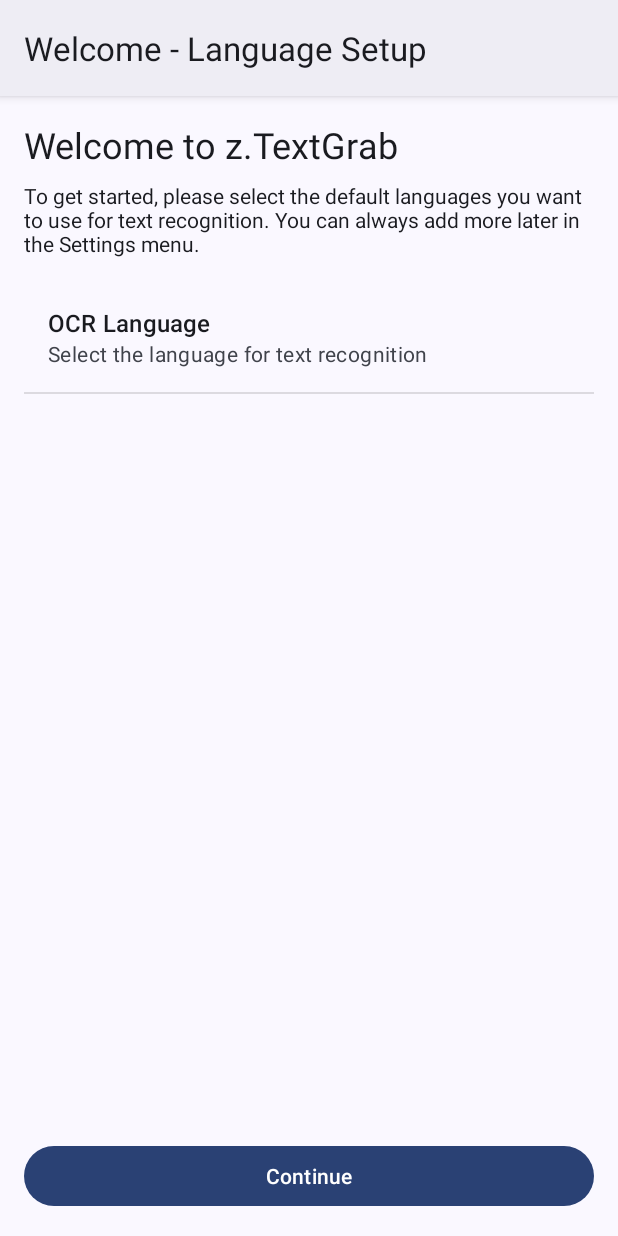
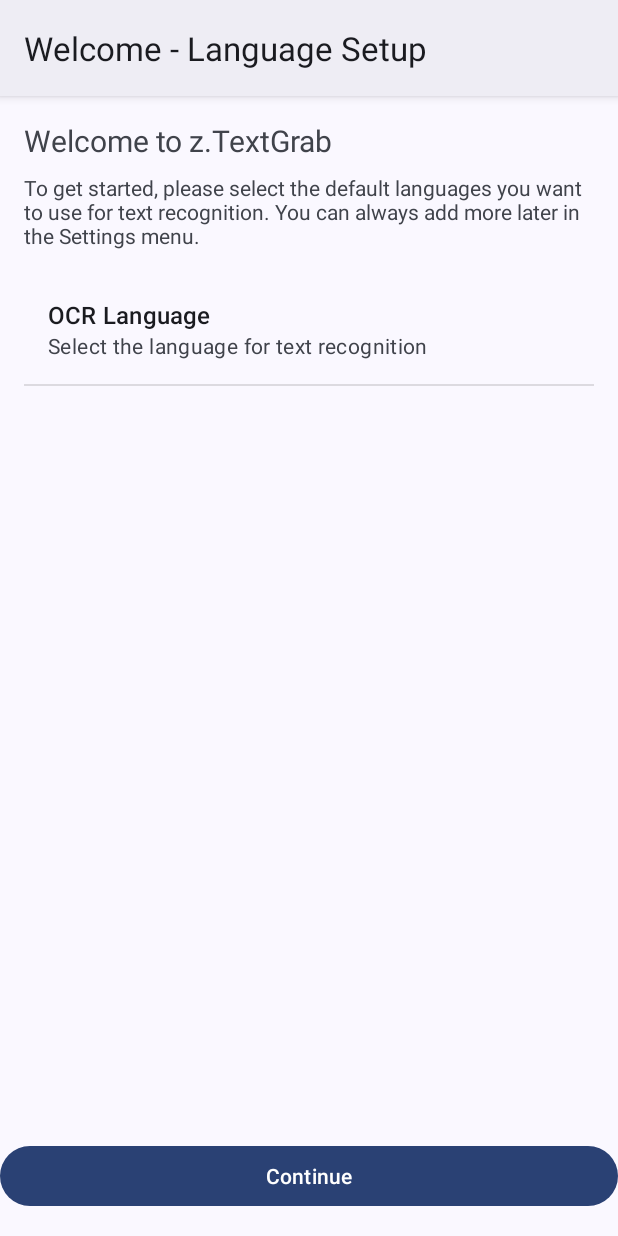
Before and after one commit to rinojsajum/Offline-Android-OCR, an Android app: the screen it shows after launch (LanguageSetupActivity), on a phone screen of 412 x 824 dp. Run offline under Robolectric (Android 15) with nearby library versions, the phone set to English and light mode, and no system bars; libraries missing offline, so code that uses them is left out: com.canhub.cropper, com.googlecode.tesseract; pictures from the network do not load; 1 statement that could not run was skipped.

Commit message:
fixed bugs

```diff
--- a/app/build.gradle
+++ b/app/build.gradle
@@ -1,6 +1,6 @@
 apply plugin: 'com.android.application'
 // REMOVED THE FOLLOWING LINE WHICH WAS CAUSING THE ERROR:
-// implementation 'com.theartofdev.edmodo:android-image-cropper:2.8.0' // This line was misplaced and redundant
+// implementation 'com.thear7tofdev.edmodo:android-image-cropper:2.8.0' // This line was misplaced and redundant
 
 android {
     compileSdkVersion 35
@@ -11,9 +11,9 @@ android {
     defaultConfig {
         applicationId "com.zendalona.zTextGrab"
         minSdkVersion 24
-        targetSdkVersion 34 // Keep targetSdkVersion 33 for now
-        versionCode 16
-        versionName "5.2"
+        targetSdkVersion 35
+        versionCode 18
+        versionName "1.0.3"
         testInstrumentationRunner "androidx.test.runner.AndroidJUnitRunner"
         resValue "string", "github_url", gitUrl
         resValue "string", "github_parameter_url", gitUrl+"/blob/master/parameters.md"
--- a/app/src/main/res/layout/activity_language_setup.xml
+++ b/app/src/main/res/layout/activity_language_setup.xml
@@ -4,28 +4,35 @@
     android:layout_width="match_parent"
     android:layout_height="match_parent"
     android:orientation="vertical"
-    android:padding="16dp"
+    android:fitsSystemWindows="true"
     tools:context="com.zendalona.zTextGrab.LanguageSetupActivity">
 
     <TextView
-        android:layout_width="wrap_content"
+        android:layout_width="match_parent"
         android:layout_height="wrap_content"
+        android:paddingStart="16dp"
+        android:paddingEnd="16dp"
+        android:paddingTop="16dp"
         android:text="Welcome to z.TextGrab"
-        android:textAppearance="@style/TextAppearance.AppCompat.Headline" />
+        android:textSize="20sp" />
 
     <TextView
-        android:layout_width="wrap_content"
+        android:layout_width="match_parent"
         android:layout_height="wrap_content"
+        android:paddingStart="16dp"
+        android:paddingEnd="16dp"
         android:layout_marginTop="8dp"
         android:text="To get started, please select the default languages you want to use for text recognition. You can always add more later in the Settings menu."
-        android:textAppearance="@style/TextAppearance.AppCompat.Body1" />
+        android:textSize="14sp" />
 
     <FrameLayout
         android:id="@+id/language_list_container"
         android:layout_width="match_parent"
         android:layout_height="0dp"
         android:layout_weight="1"
-        android:layout_marginTop="16dp" />
+        android:layout_marginTop="16dp"
+        android:paddingStart="16dp"
+        android:paddingEnd="16dp" />
 
     <Button
         android:id="@+id/button_continue"
@@ -33,6 +40,9 @@
         android:layout_height="wrap_content"
         android:layout_gravity="bottom"
         android:layout_marginTop="16dp"
+        android:layout_marginBottom="16dp"
+        android:paddingStart="16dp"
+        android:paddingEnd="16dp"
         android:text="Continue" />
 
 </LinearLayout>
--- a/app/src/main/res/layout/activity_main.xml
+++ b/app/src/main/res/layout/activity_main.xml
@@ -4,7 +4,8 @@
     xmlns:tools="http://schemas.android.com/tools"
     android:layout_width="match_parent"
     android:layout_height="match_parent"
-    android:orientation="vertical">
+    android:orientation="vertical"
+    android:fitsSystemWindows="true">
 
     <com.google.android.material.progressindicator.LinearProgressIndicator
         android:id="@+id/progress_indicator"
```
Also changed, not shown: app/src/main/res/values/colors.xml (indentation only), app/src/main/res/values/styles.xml (indentation only).
